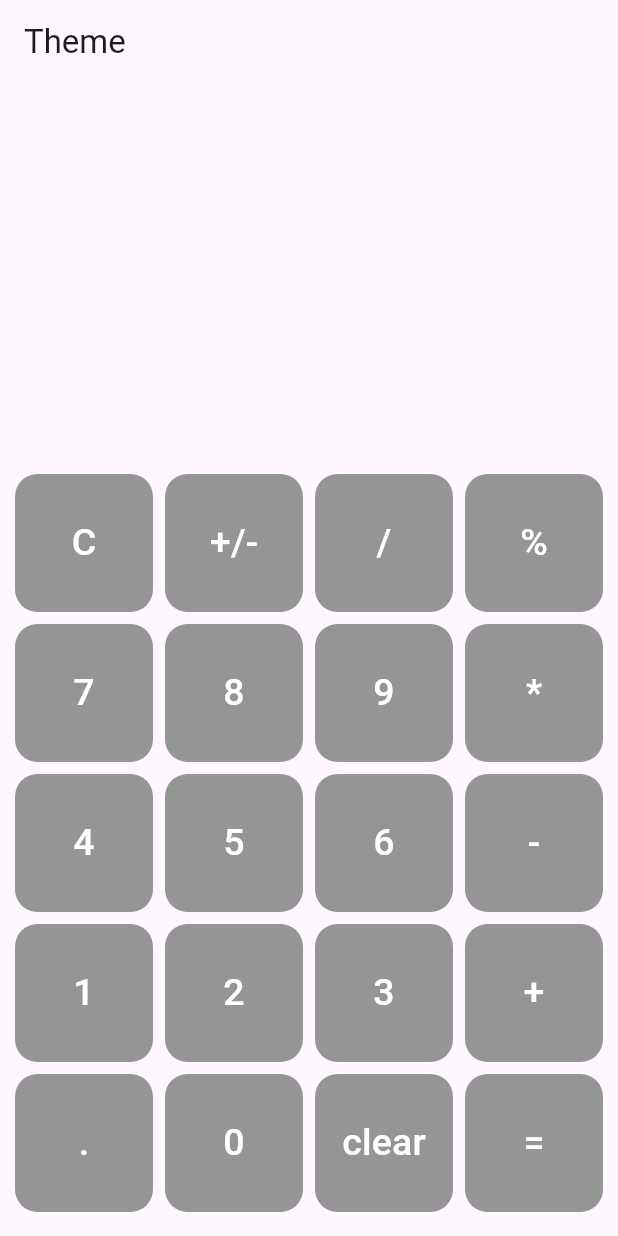
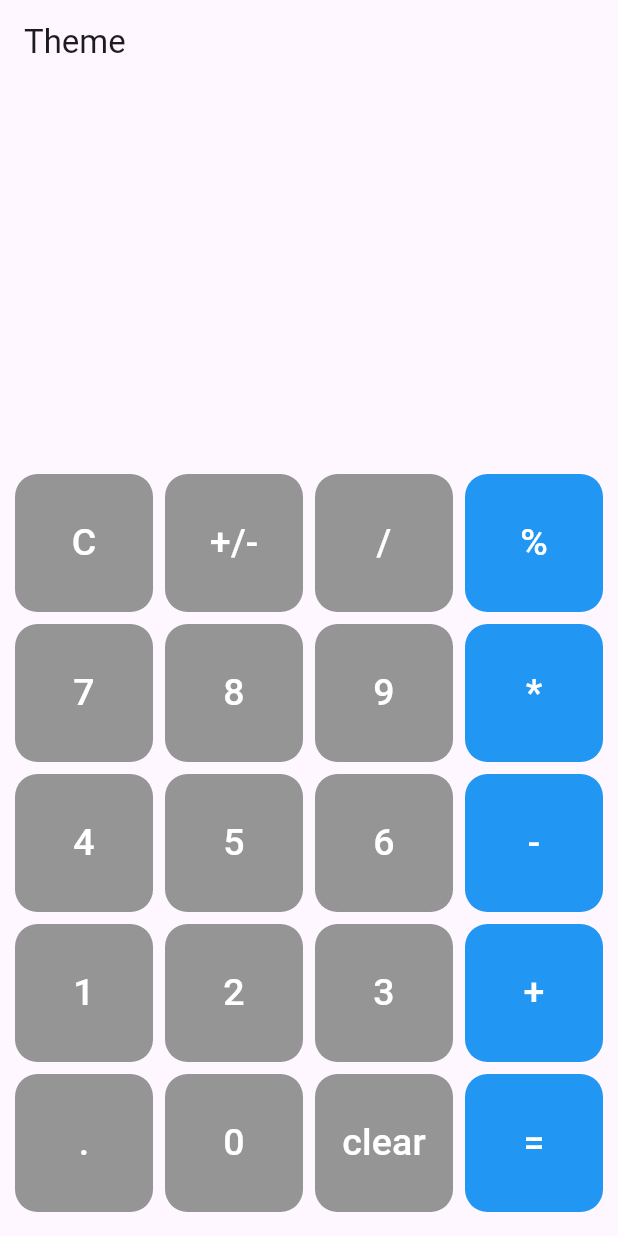
Before and after one commit to shirshakk/Calculation, a Flutter app: the screen it shows after launch, on a phone screen of 412 x 824 dp. Run offline on Flutter 3.47's test engine with Material 3 defaults, Android fonts, the phone set to English and light mode, and no system bars.

Commit message:
Keyboard Improvement

```diff
--- a/lib/Calculator.dart
+++ b/lib/Calculator.dart
@@ -34,7 +34,10 @@ class _CalculatorState extends State<Calculator> {
                 ),
                 itemCount: Dummydata().buttonValue.length,
                 itemBuilder: (context, index) {
-                  return Button(data: _buttonData[index]);
+                  return Button(
+                    data: _buttonData[index],
+                    index: index + 1,
+                  );
                 },
               ))
             ],
--- a/lib/Widget/button.dart
+++ b/lib/Widget/button.dart
@@ -1,10 +1,15 @@
 import 'package:flutter/material.dart';
 
 class Button extends StatelessWidget {
-  Button({super.key, required this.data});
+  Button({super.key, required this.data, required this.index});
   String data;
+  int index;
   @override
   Widget build(BuildContext context) {
+    var _buttonColor = Color.fromARGB(255, 149, 149, 149);
+    if (index % 4 == 0) {
+      _buttonColor = Colors.blue;
+    }
     return Container(
       height: 20,
       width: 20,
@@ -15,7 +20,7 @@ class Button extends StatelessWidget {
             style: TextStyle(fontSize: 25, color: Colors.white),
           ),
           style: TextButton.styleFrom(
-              backgroundColor: const Color.fromARGB(255, 149, 149, 149),
+              backgroundColor: _buttonColor,
               shape: RoundedRectangleBorder(
                   borderRadius: BorderRadius.all(Radius.circular(15.0))))),
     );
```
